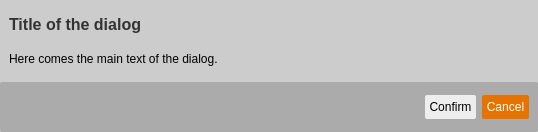
Qt form TriblerGUI/qt_resources/yes_no_dialog.ui (Tribler/tribler) before a commit.
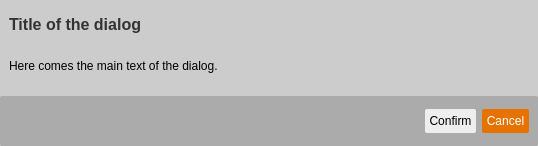
The same form after that commit.

Commit message: Refactored confirmation dialog

```diff
--- a/TriblerGUI/qt_resources/yes_no_dialog.ui
+++ b/TriblerGUI/qt_resources/yes_no_dialog.ui
@@ -7,7 +7,7 @@
     <x>0</x>
     <y>0</y>
     <width>538</width>
-    <height>130</height>
+    <height>146</height>
    </rect>
   </property>
   <property name="sizePolicy">
```
The commit also changes 2 other files.
